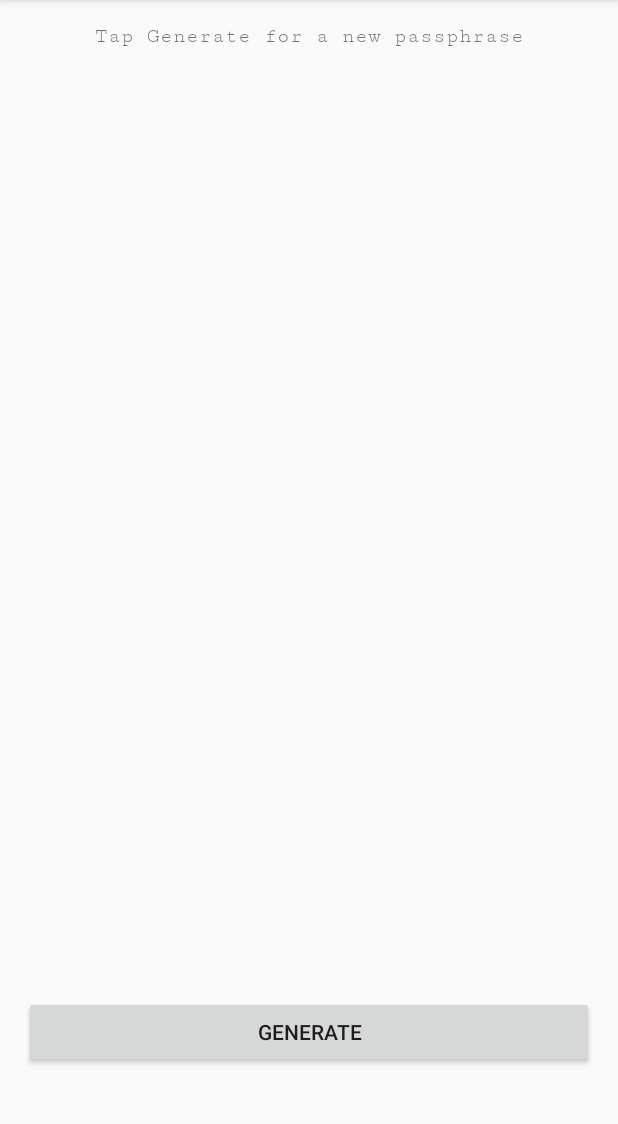
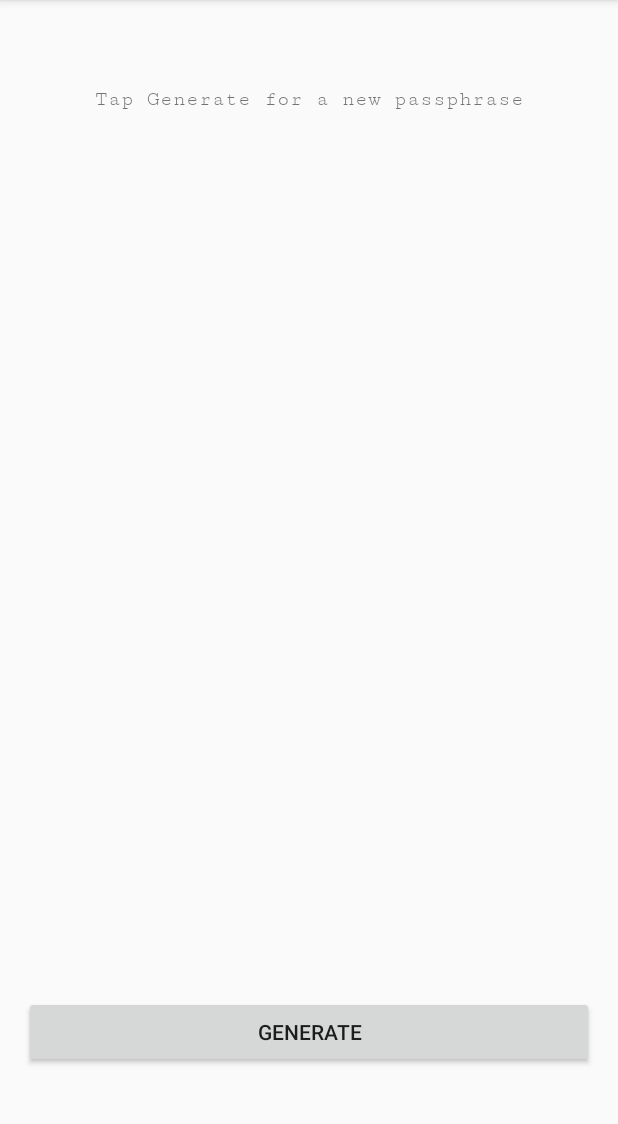
Before and after one commit to triarius/GenPass, an Android app: the screen it shows after launch (MainActivity), in the side drawer, after a tap on "Passphrase", on a phone screen of 412 x 824 dp, the part 84-1208 px from its top. Run offline under Robolectric (Android 15) with nearby library versions, the phone set to English and light mode, and no system bars; 6 statements that could not run were skipped.

Commit message:
make passphrase textview match password

```diff
--- a/app/src/main/res/layout/fragment_passphrase.xml
+++ b/app/src/main/res/layout/fragment_passphrase.xml
@@ -9,7 +9,7 @@
         android:text="@string/default_passphrase_text"
         android:layout_width="match_parent"
         android:layout_height="100dp"
-        android:textAlignment="center"
+        android:gravity="center"
         android:fontFamily="serif-monospace"
         android:layout_alignParentTop="true"/>
 
```
